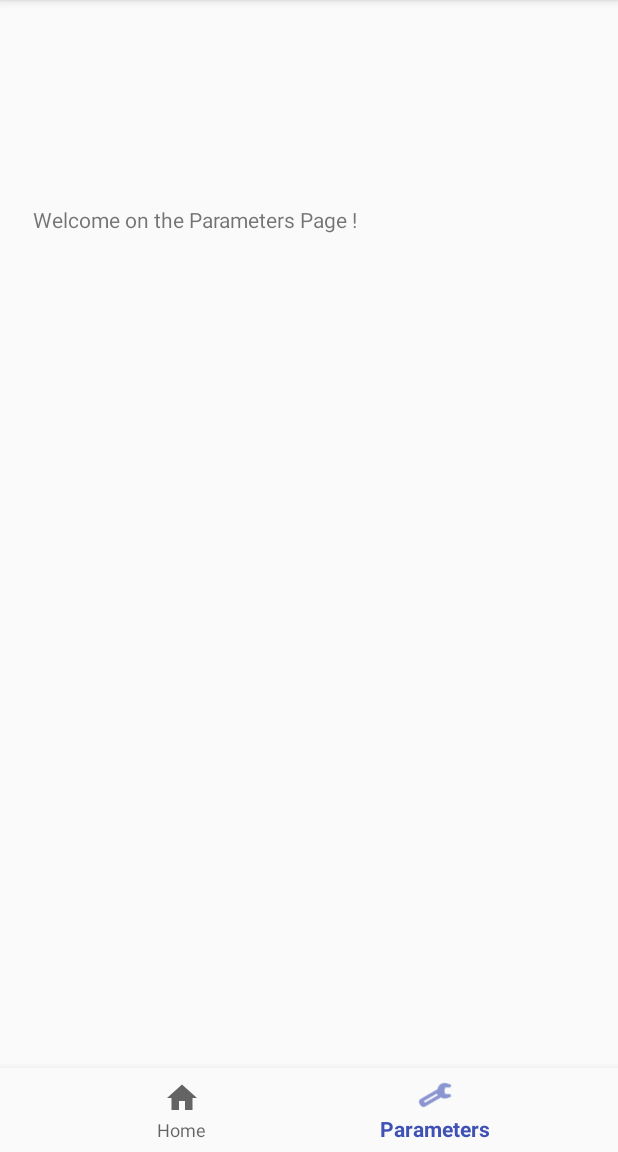
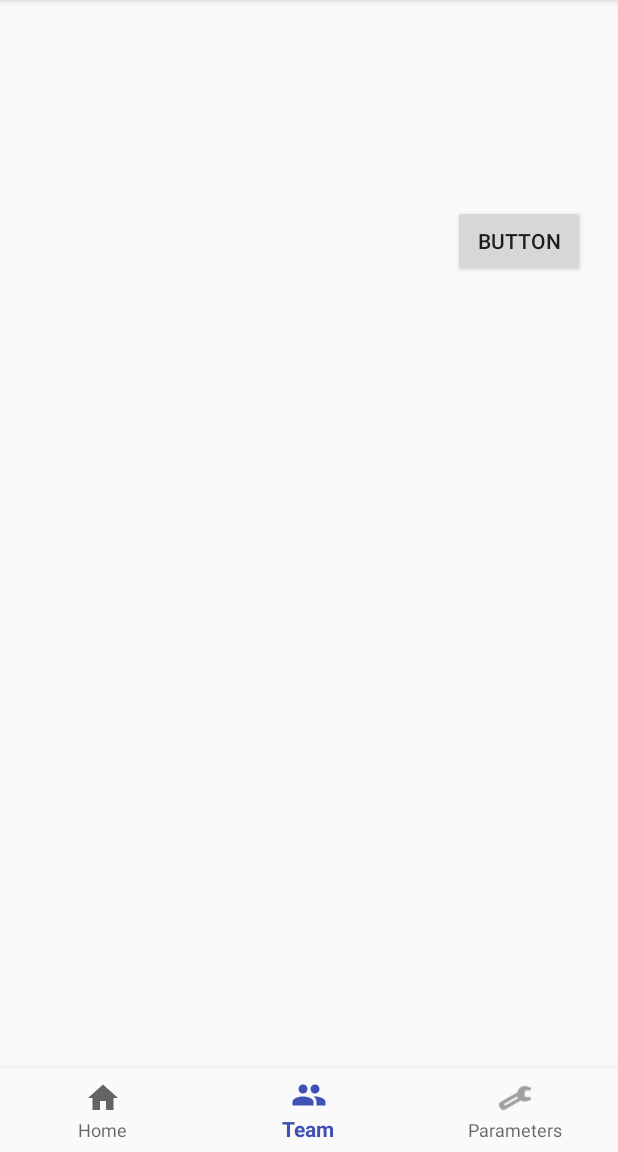
Before and after one commit to campignon/boltscrum, an Android app: the screen it shows after launch (MainActivity), item 2 of the bottom bar chosen, on a phone screen of 412 x 824 dp, the part 84-1236 px from its top. Run offline under Robolectric (Android 15) with nearby library versions, the phone set to English and light mode, and no system bars.

Commit message:
Added the TeamFragment

```diff
--- a/app/src/main/java/com/hexatech/boltscrum/MainActivity.java
+++ b/app/src/main/java/com/hexatech/boltscrum/MainActivity.java
@@ -20,6 +20,10 @@
                 case R.id.navigation_home:
                     HomeFragment home = new HomeFragment();
                     fragmentManager.beginTransaction().replace(R.id.fragmentContainer, home).commit();
+                    return true;
+                case R.id.navigation_team:
+                    TeamFragment team = new TeamFragment();
+                    fragmentManager.beginTransaction().replace(R.id.fragmentContainer, team).commit();
                     return true;
                 case R.id.navigation_parameters:
                     ParametersFragment parameters = new ParametersFragment();
--- /dev/null
+++ b/app/src/main/java/com/hexatech/boltscrum/TeamFragment.java
@@ -0,0 +1,29 @@
+package com.hexatech.boltscrum;
+
+
+import android.os.Bundle;
+import android.support.v4.app.Fragment;
+import android.view.LayoutInflater;
+import android.view.View;
+import android.view.ViewGroup;
+
+
+/**
+ * A simple {@link Fragment} subclass.
+ */
+public class TeamFragment extends Fragment {
+
+
+    public TeamFragment() {
+        // Required empty public constructor
+    }
+
+
+    @Override
+    public View onCreateView(LayoutInflater inflater, ViewGroup container,
+                             Bundle savedInstanceState) {
+        // Inflate the layout for this fragment
+        return inflater.inflate(R.layout.fragment_team, container, false);
+    }
+
+}
--- /dev/null
+++ b/app/src/main/res/drawable/ic_group_black_24dp.xml
@@ -0,0 +1,9 @@
+<vector xmlns:android="http://schemas.android.com/apk/res/android"
+        android:width="24dp"
+        android:height="24dp"
+        android:viewportWidth="24.0"
+        android:viewportHeight="24.0">
+    <path
+        android:fillColor="#FF000000"
+        android:pathData="M16,11c1.66,0 2.99,-1.34 2.99,-3S17.66,5 16,5c-1.66,0 -3,1.34 -3,3s1.34,3 3,3zM8,11c1.66,0 2.99,-1.34 2.99,-3S9.66,5 8,5C6.34,5 5,6.34 5,8s1.34,3 3,3zM8,13c-2.33,0 -7,1.17 -7,3.5L1,19h14v-2.5c0,-2.33 -4.67,-3.5 -7,-3.5zM16,13c-0.29,0 -0.62,0.02 -0.97,0.05 1.16,0.84 1.97,1.97 1.97,3.45L17,19h6v-2.5c0,-2.33 -4.67,-3.5 -7,-3.5z"/>
+</vector>
--- /dev/null
+++ b/app/src/main/res/layout/fragment_team.xml
@@ -0,0 +1,25 @@
+<FrameLayout xmlns:android="http://schemas.android.com/apk/res/android"
+    xmlns:tools="http://schemas.android.com/tools"
+    android:layout_width="match_parent"
+    android:layout_height="match_parent"
+    tools:context="com.hexatech.boltscrum.TeamFragment">
+
+    <!-- TODO: Update blank fragment layout -->
+
+    <LinearLayout
+        android:layout_width="match_parent"
+        android:layout_height="match_parent"
+        android:orientation="vertical">
+
+        <Button
+            android:id="@+id/button2"
+            android:layout_width="wrap_content"
+            android:layout_height="wrap_content"
+            android:layout_gravity="right"
+            android:text="Button" />
+
+        <ListView
+            android:layout_width="match_parent"
+            android:layout_height="match_parent" />
+    </LinearLayout>
+</FrameLayout>
--- a/app/src/main/res/menu/navigation.xml
+++ b/app/src/main/res/menu/navigation.xml
@@ -7,6 +7,11 @@
         android:title="@string/title_home" />
 
     <item
+        android:id="@+id/navigation_team"
+        android:icon="@drawable/ic_group_black_24dp"
+        android:title="@string/title_team" />
+
+    <item
         android:id="@+id/navigation_parameters"
         android:icon="@android:drawable/ic_menu_manage"
         android:title="@string/title_parameters" />
--- a/app/src/main/res/values/strings.xml
+++ b/app/src/main/res/values/strings.xml
@@ -1,6 +1,7 @@
 <resources>
     <string name="app_name">Bolt Scrum</string>
     <string name="title_home">Home</string>
+    <string name="title_team">Team</string>
     <string name="title_parameters">Parameters</string>
 
     <!-- TODO: Remove or change this placeholder text -->
@@ -9,4 +10,7 @@
 
     <!-- TODO: Remove or change this placeholder text -->
     <string name="parameters_fragment_message">Welcome on the Parameters Page !</string>
+
+    <!-- TODO: Remove or change this placeholder text -->
+    <string name="team_fragment_message">Welcome on the Team Page !</string>
 </resources>
```
